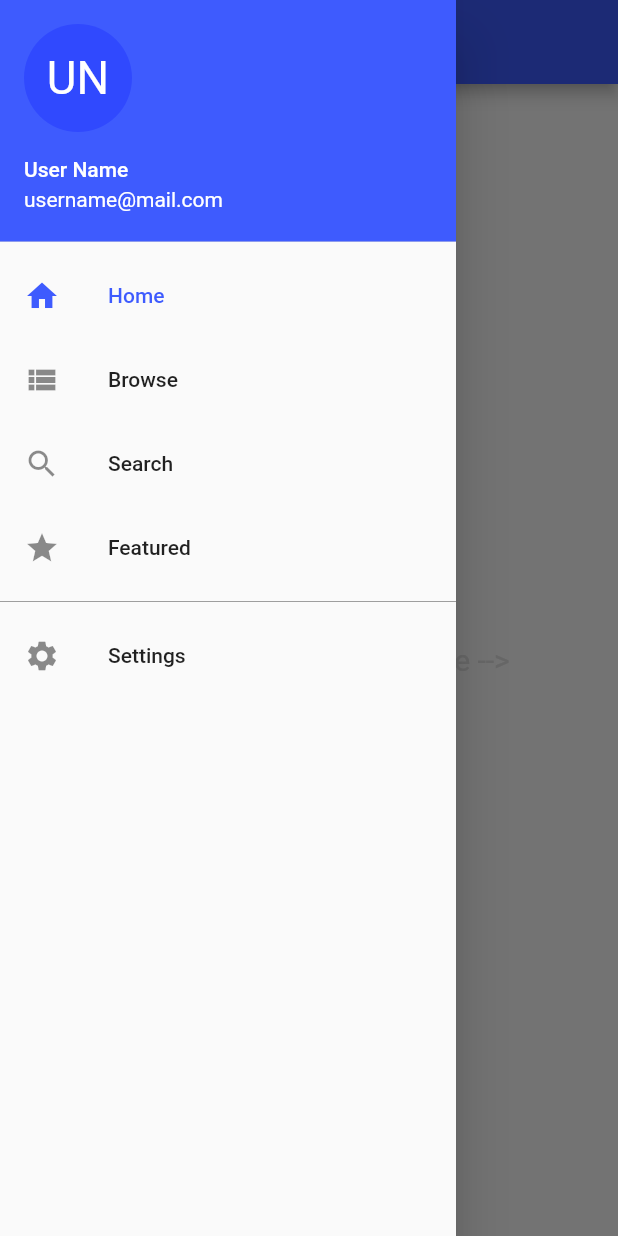
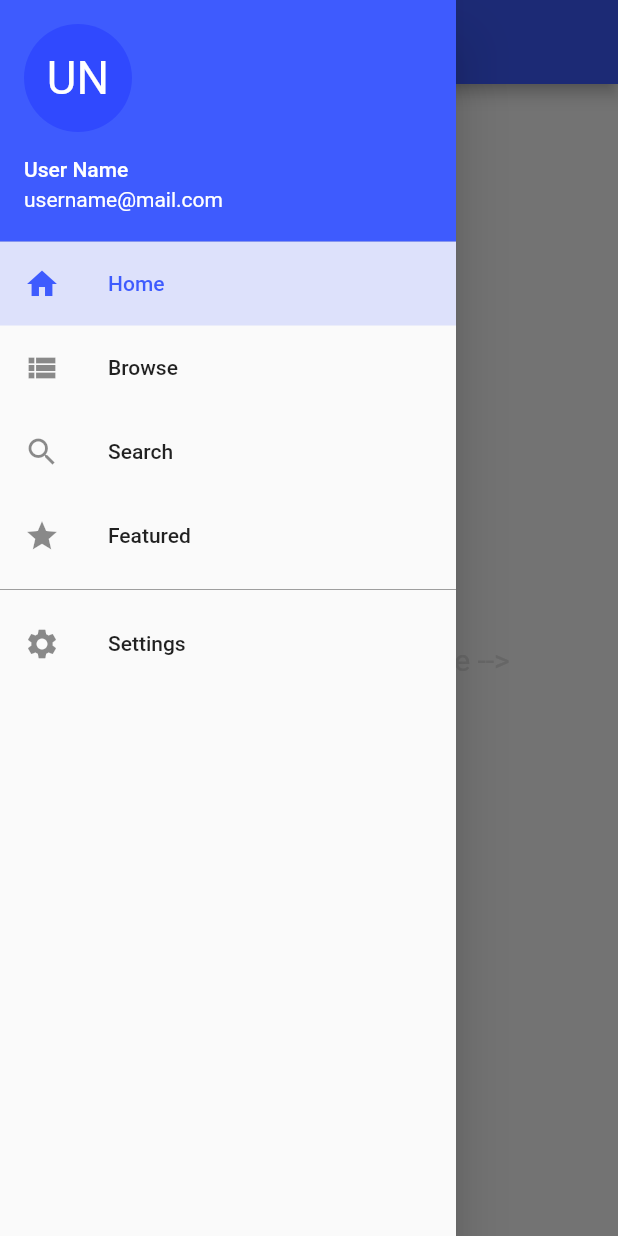
Before and after one commit to manoldonev/nativescript_to_flutter_app_templates, a Flutter app: the screen it shows after launch, with the side drawer open, on a phone screen of 412 x 824 dp. Run offline on Flutter 3.47's test engine with Material 2 defaults, Android fonts, the light colour scheme and no system bars.

Commit message:
feat(drawer): drawer active item background

```diff
--- a/drawer_navigation/lib/my_drawer.dart
+++ b/drawer_navigation/lib/my_drawer.dart
@@ -49,8 +49,13 @@ class MyDrawer extends StatelessWidget {
             ),
             accountName: const Text('User Name'),
             accountEmail: const Text('username@mail.com'),
+            margin: EdgeInsets.zero,
           ),
-          ListTile(
+          Container(
+            color: _selectedIndex == 0
+                ? Theme.of(context).accentColor.withAlpha(40)
+                : null,
+            child: ListTile(
               leading: const Icon(Icons.home),
               title: const Text('Home'),
               selected: _selectedIndex == 0,
@@ -65,7 +70,12 @@ class MyDrawer extends StatelessWidget {
                 Navigator.popAndPushNamed(context, Routes.home);
               },
             ),
-          ListTile(
+          ),
+          Container(
+            color: _selectedIndex == 1
+                ? Theme.of(context).accentColor.withAlpha(40)
+                : null,
+            child: ListTile(
               leading: const Icon(Icons.view_list),
               title: const Text('Browse'),
               selected: _selectedIndex == 1,
@@ -80,7 +90,12 @@ class MyDrawer extends StatelessWidget {
                 Navigator.popAndPushNamed(context, Routes.browse);
               },
             ),
-          ListTile(
+          ),
+          Container(
+            color: _selectedIndex == 2
+                ? Theme.of(context).accentColor.withAlpha(40)
+                : null,
+            child: ListTile(
               leading: const Icon(Icons.search),
               title: const Text('Search'),
               selected: _selectedIndex == 2,
@@ -95,7 +110,12 @@ class MyDrawer extends StatelessWidget {
                 Navigator.popAndPushNamed(context, Routes.search);
               },
             ),
-          ListTile(
+          ),
+          Container(
+            color: _selectedIndex == 3
+                ? Theme.of(context).accentColor.withAlpha(40)
+                : null,
+            child: ListTile(
               leading: const Icon(Icons.star),
               title: const Text('Featured'),
               selected: _selectedIndex == 3,
@@ -110,8 +130,13 @@ class MyDrawer extends StatelessWidget {
                 Navigator.popAndPushNamed(context, Routes.featured);
               },
             ),
+          ),
           const Divider(color: Colors.grey),
-          ListTile(
+          Container(
+            color: _selectedIndex == 4
+                ? Theme.of(context).accentColor.withAlpha(40)
+                : null,
+            child: ListTile(
               leading: const Icon(Icons.settings),
               title: const Text('Settings'),
               selected: _selectedIndex == 4,
@@ -126,6 +151,7 @@ class MyDrawer extends StatelessWidget {
                 Navigator.popAndPushNamed(context, Routes.settings);
               },
             ),
+          ),
         ],
       ),
     );
```
Lines whose indentation alone changed are shown as unchanged.
